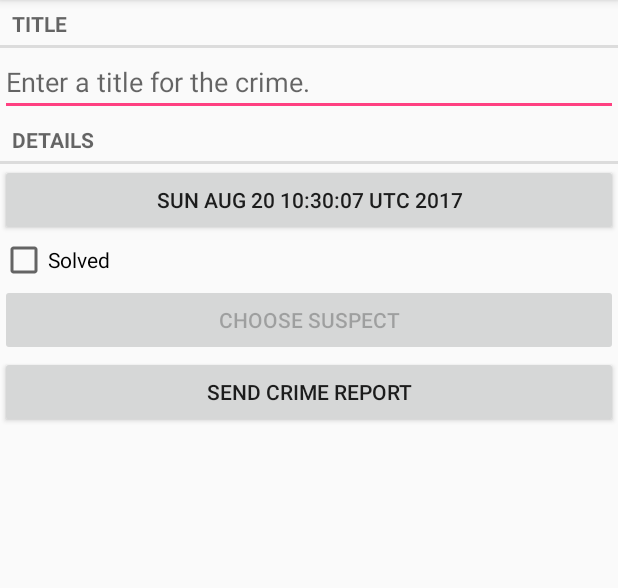
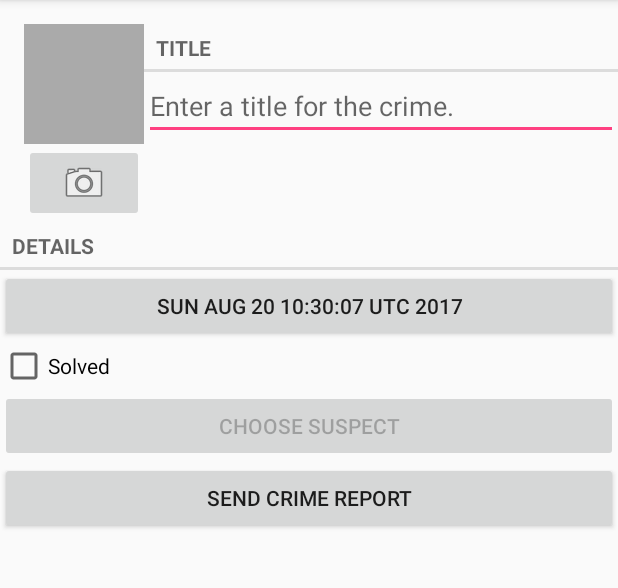
Before and after one commit to JTCortez/tutorial-CriminalIntent, an Android app: the CrimeFragment screen opened directly, with no data from a screen before it, on a phone screen of 412 x 824 dp, the part 84-672 px from its top. Run offline under Robolectric (Android 15) with nearby library versions, the phone set to English and light mode, and no system bars.

Commit message:
Chapter 16 Finish

```diff
--- a/app/src/main/java/com/bignerdranch/android/criminalintent/Crime.java
+++ b/app/src/main/java/com/bignerdranch/android/criminalintent/Crime.java
@@ -61,4 +61,8 @@ public class Crime {
     public void setSuspect(String suspect) {
         mSuspect = suspect;
     }
+
+    public String getPhotoFilename() {
+        return "IMG_" + getId().toString() + ".jpg";
+    }
 }
--- a/app/src/main/java/com/bignerdranch/android/criminalintent/CrimeFragment.java
+++ b/app/src/main/java/com/bignerdranch/android/criminalintent/CrimeFragment.java
@@ -3,13 +3,17 @@ package com.bignerdranch.android.criminalintent;
 import android.app.Activity;
 import android.content.Intent;
 import android.content.pm.PackageManager;
+import android.content.pm.ResolveInfo;
 import android.database.Cursor;
+import android.graphics.Bitmap;
 import android.net.Uri;
 import android.os.Bundle;
 import android.provider.ContactsContract;
+import android.provider.MediaStore;
 import android.support.annotation.Nullable;
 import android.support.v4.app.Fragment;
 import android.support.v4.app.FragmentManager;
+import android.support.v4.content.FileProvider;
 import android.text.Editable;
 import android.text.TextWatcher;
 import android.text.format.DateFormat;
@@ -20,8 +24,12 @@ import android.widget.Button;
 import android.widget.CheckBox;
 import android.widget.CompoundButton;
 import android.widget.EditText;
+import android.widget.ImageButton;
+import android.widget.ImageView;
 
+import java.io.File;
 import java.util.Date;
+import java.util.List;
 import java.util.UUID;
 
 /**
@@ -35,13 +43,17 @@ public class CrimeFragment extends Fragment {
 
     private static final int REQUEST_DATE = 0;
     private static final int REQUEST_CONTACT = 1;
+    private static final int REQUEST_PHOTO = 2;
 
     private Crime mCrime;
+    private File mPhotoFile;
     private EditText mTitleField;
     private Button mDateButton;
     private CheckBox mSolvedCheckBox;
     private Button mSuspectButton;
     private Button mReportButton;
+    private ImageButton mPhotoButton;
+    private ImageView mPhotoView;
 
     public static CrimeFragment newInstance (UUID crimeId) {
         Bundle args = new Bundle ();
@@ -59,6 +71,7 @@ public class CrimeFragment extends Fragment {
         //UUID crimeId = (UUID) getActivity().getIntent().getSerializableExtra(CrimeActivity.EXTRA_CRIME_ID); // SHORTCUT FOR RETRIEVING AN EXTRA 1/2
         UUID crimeId = (UUID) getArguments().getSerializable(ARG_CRIME_ID);
         mCrime = CrimeLab.get(getActivity()).getCrime(crimeId); // SHORTCUT FOR RETRIEVING AN EXTRA 2/2
+        mPhotoFile = CrimeLab.get(getActivity()).getPhotoFile(mCrime);
     }
 
     @Override
@@ -149,6 +162,39 @@ public class CrimeFragment extends Fragment {
             mSuspectButton.setEnabled(false);
         }
 
+        mPhotoButton = (ImageButton) v.findViewById(R.id.crime_camera);
+        final Intent captureImage = new Intent(MediaStore.ACTION_IMAGE_CAPTURE);
+
+        //firing a camera intent
+        boolean canTakePhoto = mPhotoFile != null &&
+                captureImage.resolveActivity(packageManager) != null;
+        mPhotoButton.setEnabled(canTakePhoto);
+
+        mPhotoButton.setOnClickListener(new View.OnClickListener() {
+            @Override
+            public void onClick(View v) {
+                Uri uri = FileProvider.getUriForFile(getActivity(), //translates your local filepath into a Uri the camera app can see.
+                        "com.bignerdranch.android.criminalintent.fileprovider",
+                        mPhotoFile);
+                captureImage.putExtra(MediaStore.EXTRA_OUTPUT, uri);
+
+                List<ResolveInfo> cameraActivities =  getActivity()
+                        .getPackageManager().queryIntentActivities(captureImage,
+                                PackageManager.MATCH_DEFAULT_ONLY);
+
+                for (ResolveInfo activity: cameraActivities) {
+                    getActivity().grantUriPermission(activity.activityInfo.packageName,
+                            uri, Intent.FLAG_GRANT_WRITE_URI_PERMISSION); //flag to every activity your cameraImage intent can resolve to.
+                }
+
+                startActivityForResult(captureImage, REQUEST_PHOTO);
+            }
+
+        });
+
+        mPhotoView = (ImageView) v.findViewById(R.id.crime_photo);
+        updatePhotoView();
+
         return v;
     }
 
@@ -189,9 +235,15 @@ public class CrimeFragment extends Fragment {
             } finally {
                 c.close();
             }
+        } else if (requestCode == REQUEST_PHOTO) {
+            Uri uri = FileProvider.getUriForFile(getActivity(),
+                    "com.bignerdranch.android.criminalintent.fileprovider",
+                    mPhotoFile);
+
+            getActivity().revokeUriPermission(uri, Intent.FLAG_GRANT_WRITE_URI_PERMISSION);
+
+            updatePhotoView();
         }
-
-
     }
 
     private void updateDate() {
@@ -220,4 +272,13 @@ public class CrimeFragment extends Fragment {
 
         return report;
     }
+
+    private void updatePhotoView() {
+        if (mPhotoFile == null || !mPhotoFile.exists()) {
+            mPhotoView.setImageDrawable(null);
+        } else {
+            Bitmap bitmap = PictureUtils.getScaledBitmap(mPhotoFile.getPath(), getActivity());
+            mPhotoView.setImageBitmap(bitmap);
+        }
+    }
 }
--- a/app/src/main/java/com/bignerdranch/android/criminalintent/CrimeLab.java
+++ b/app/src/main/java/com/bignerdranch/android/criminalintent/CrimeLab.java
@@ -11,6 +11,7 @@ import android.database.sqlite.SQLiteDatabase;
 import com.bignerdranch.android.criminalintent.database.CrimeBaseHelper;
 import com.bignerdranch.android.criminalintent.database.CrimeDbSchema;
 
+import java.io.File;
 import java.util.ArrayList;
 import java.util.List;
 import java.util.UUID;
@@ -102,6 +103,11 @@ public class CrimeLab {
         }
     }
 
+    public File getPhotoFile(Crime crime) {
+        File filesDir = mContext.getFilesDir();
+        return new File(filesDir, crime.getPhotoFilename());
+    }
+
     public void updateCrime(Crime crime) {
         String uuidString = crime.getId().toString();
         ContentValues values = getContentValues(crime);
--- a/app/src/main/res/layout/fragment_crime.xml
+++ b/app/src/main/res/layout/fragment_crime.xml
@@ -3,7 +3,41 @@
     android:orientation="vertical"
     android:layout_width="match_parent"
     android:layout_height="match_parent">
-    android:layout_margin="16dp"
+
+    <LinearLayout
+        android:orientation="horizontal"
+        android:layout_width="match_parent"
+        android:layout_height="wrap_content"
+        android:layout_marginLeft="16dp"
+        android:layout_marginTop="16dp" >
+
+        <LinearLayout
+            android:layout_width="wrap_content"
+            android:layout_height="wrap_content"
+            android:orientation="vertical" >
+
+            <ImageView
+                android:id="@+id/crime_photo"
+                android:layout_width="80dp"
+                android:layout_height="80dp"
+                android:scaleType="centerInside"
+                android:cropToPadding="true"
+                android:background="@android:color/darker_gray">
+            </ImageView>
+
+            <ImageButton
+                android:id="@+id/crime_camera"
+                android:layout_width="match_parent"
+                android:layout_height="wrap_content"
+                android:src="@android:drawable/ic_menu_camera"/>
+
+        </LinearLayout>
+
+        <LinearLayout
+            android:orientation="vertical"
+            android:layout_width="0dp"
+            android:layout_height="wrap_content"
+            android:layout_weight="1" >
 
             <TextView
                 android:layout_width="match_parent"
@@ -16,6 +50,10 @@
                 android:layout_width="match_parent"
                 android:layout_height="wrap_content"
                 android:hint="@string/crime_title_hint"/>
+
+        </LinearLayout>
+
+    </LinearLayout>
 
     <TextView
         android:layout_width="match_parent"
@@ -46,4 +84,5 @@
         android:layout_height="wrap_content"
         android:text="@string/crime_report_text"/>
 
+
 </LinearLayout>
--- /dev/null
+++ b/app/src/main/res/xml/files.xml
@@ -0,0 +1,3 @@
+<paths>
+    <files-path name="crime_photos" path="."/>
+</paths>
```
Also changed, not shown: app/src/main/AndroidManifest.xml (+12 -0 lines), app/src/main/java/com/bignerdranch/android/criminalintent/PictureUtils.java (added, +46 -0 lines), 50 other files. Lines whose indentation alone changed are shown as unchanged.
